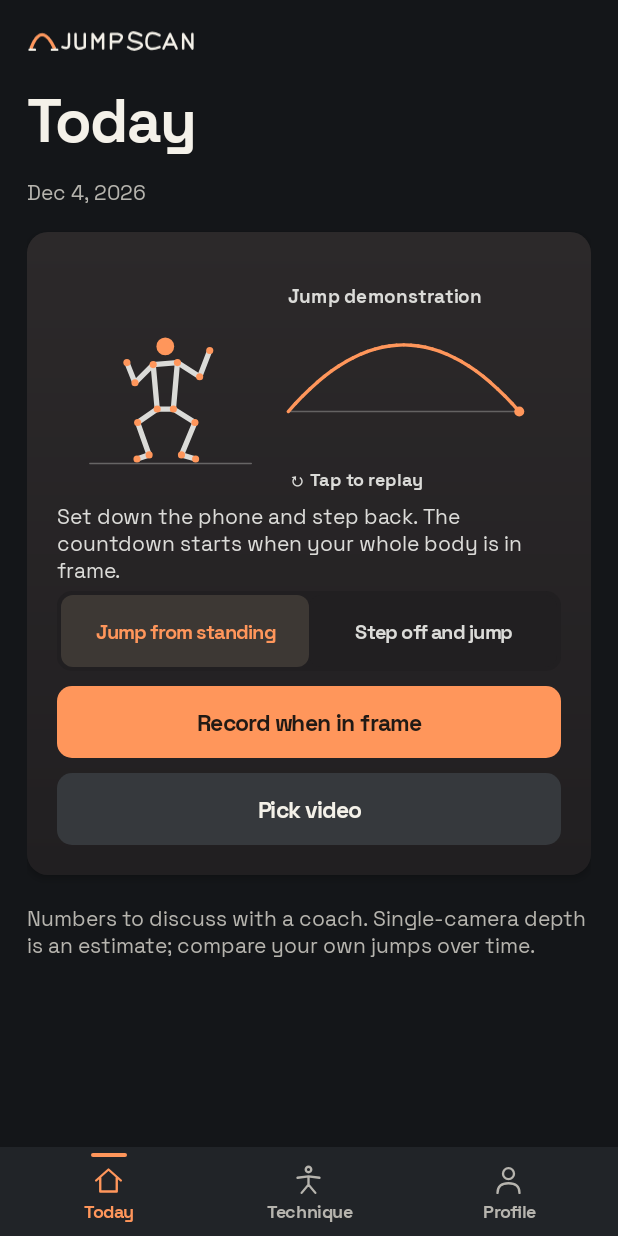
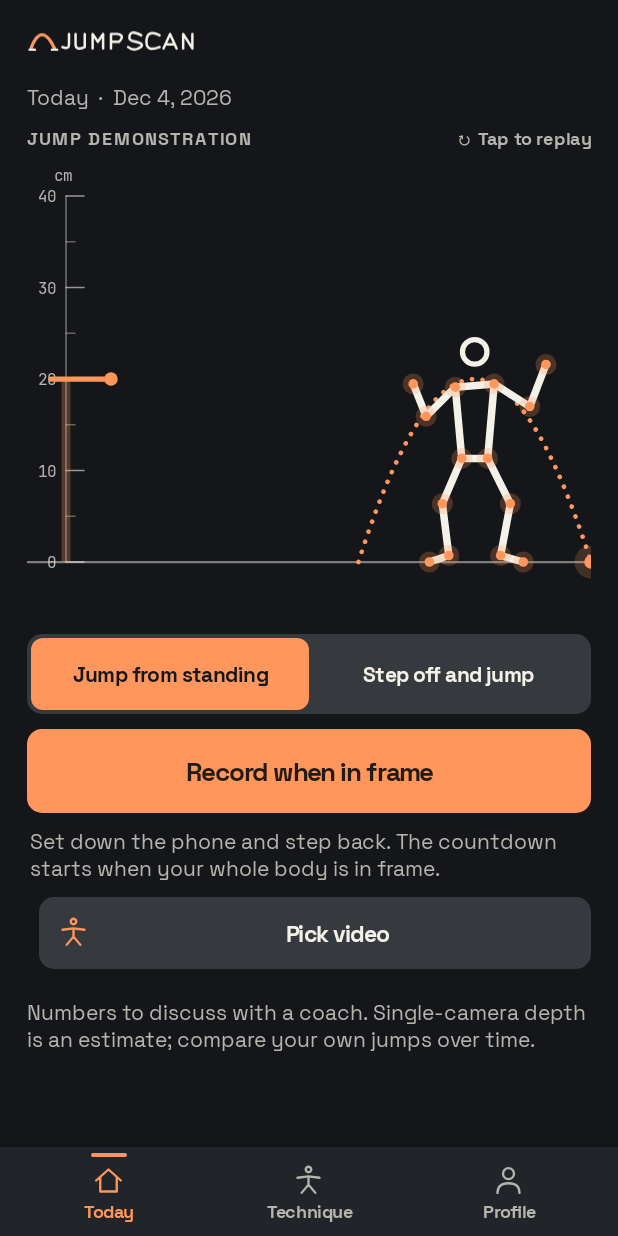
Before and after one commit to storm546/talos, an Android app: the screen it shows after launch (MainActivity), after a tap on "Jump from standing", on a phone screen of 412 x 824 dp. Run offline under Robolectric (Android 15) with nearby library versions, the phone set to English and light mode, and no system bars; 3 other taps on this screen came first.

Commit message:
Lead Today and the result with a full-width jump stage and read history on rulers
The last jump now replays on a stage drawn on the page ground: a height ruler with a
peak-hold marker and the number riding beside it, the keyframes lifted off a ground line
by the measured height on the ruler's scale, a height-over-time arc, the starting point
as a dashed line and earlier jumps as ticks. History opens with one ruler per jump on a
shared scale and lists larger rulers. Result metrics read as one instrument panel, the
take-off and landing frames snap into the analysis stage, and secondary destinations on
Today become a row of round keys.

```diff
--- a/app/src/main/kotlin/jumpscan/app/FlightStrip.kt
+++ b/app/src/main/kotlin/jumpscan/app/FlightStrip.kt
@@ -8,6 +8,7 @@ import android.view.View
 import android.view.animation.LinearInterpolator
 import org.json.JSONArray
 import org.json.JSONObject
+import kotlin.math.ceil
 import kotlin.math.roundToInt
 
 private val joints = intArrayOf(0, 11, 12, 13, 14, 15, 16, 23, 24, 25, 26, 27, 28, 31, 32)
@@ -52,81 +53,193 @@ internal class FlightStrip(val heightCm: Double, val durationMs: Long, val sampl
     }
 }
 
-internal class FlightView(context: Context, private val flight: FlightStrip?) : View(context) {
-    private val signal = context.getColor(R.color.signal)
-    private val chalk = context.getColor(R.color.on_hero)
-    private val pen = Paint(Paint.ANTI_ALIAS_FLAG).apply { strokeCap = Paint.Cap.ROUND }
+/**
+ * The jump stage: a height ruler on the left, the athlete's keyframes rising off a ground line by the
+ * measured height on the ruler's scale, and the flight drawn as a height-over-time arc. Without a
+ * measured jump it plays a demonstration figure and shows no number.
+ */
+internal class FlightView(context: Context, private val flight: FlightStrip?, private val previous: List<Double> = emptyList(),
+                          private val band: Double? = null, private val label: String? = null) : View(context) {
+    private val accent = context.getColor(R.color.accent)
+    private val ink = context.getColor(R.color.ink)
+    private val muted = context.getColor(R.color.muted)
+    private val pen = Paint(Paint.ANTI_ALIAS_FLAG).apply { strokeCap = Paint.Cap.ROUND; strokeJoin = Paint.Join.ROUND }
+    private val dots = android.graphics.DashPathEffect(floatArrayOf(.1f, 7f), 0f)
+    private val dashes = android.graphics.DashPathEffect(floatArrayOf(5f, 5f), 0f)
+    private val locale = resources.configuration.locales[0]
+    private val type = resources.configuration.fontScale.coerceIn(1f, 1.3f)
     private val unit = context.getString(R.string.ui_cm)
-    private val heading = context.getString(if (flight == null) R.string.flight_demo else R.string.flight_last)
+    private val heading = (label ?: context.getString(if (flight == null) R.string.flight_demo else R.string.flight_last)).uppercase(locale)
     private val caption = context.getString(R.string.flight_replay)
+    private val airtime = flight?.let { "${it.durationMs} ${context.getString(R.string.ui_ms)}" }
     private val digits = resources.getFont(R.font.jetbrainsmono_regular)
-    private val label = resources.getFont(R.font.spacegrotesk_bold)
-    private val values = Array(101) { String.format(resources.configuration.locales[0], "%.1f", (flight?.heightCm ?: 0.0) * it / 100) }
+    private val bold = resources.getFont(R.font.spacegrotesk_bold)
     private val demo = intArrayOf(50,17, 44,26, 56,25, 35,35, 67,32, 31,25, 72,19, 46,48, 54,48, 40,62, 61,62, 42,78, 58,78, 36,80, 65,80)
-    private val samples = flight?.samples ?: arrayOf(demo)
-    private val coords = samples.flatMap { it.asList().chunked(2) }.filter { it[0] != Int.MIN_VALUE }
-    private val minX = coords.minOfOrNull { it[0] } ?: 0
-    private val maxX = coords.maxOfOrNull { it[0] } ?: 1
-    private val minY = coords.minOfOrNull { it[1] } ?: 0
-    private val maxY = coords.maxOfOrNull { it[1] } ?: 1
+    private val heightCm = flight?.heightCm?.toFloat() ?: 20f
+    private val poses: List<FloatArray>
+    private val span: Float
+    private var reference: Float? = null
+    private val limit get() = ceil(maxOf(40f, heightCm * 1.5f, previous.maxOrNull()?.toFloat() ?: 0f, (reference ?: 0f) * 1.2f) / 10) * 10
     private var phase = 1f
     private var motion: ValueAnimator? = null
 
     init {
-        contentDescription = listOfNotNull(heading, flight?.let { values.last() + " " + unit }, caption).joinToString(". ")
+        // Each keyframe is stood on its own feet and centred on its hips, so only the measured height lifts it.
+        val raw = flight?.samples ?: arrayOf(demo)
+        poses = raw.map { pose ->
+            val valid = joints.indices.filter { pose[2 * it] != Int.MIN_VALUE }
+            val feet = valid.filter { it >= 11 }.maxOfOrNull { pose[2 * it + 1] } ?: valid.maxOf { pose[2 * it + 1] }
+            val hips = valid.filter { it == 7 || it == 8 }.map { pose[2 * it] }.ifEmpty { valid.map { pose[2 * it] } }.average().toFloat()
+            FloatArray(joints.size * 2) { coord ->
+                val joint = coord / 2
+                if (pose[2 * joint] == Int.MIN_VALUE) Float.NaN
+                else if (coord % 2 == 0) pose[coord] - hips else (feet - pose[coord]).toFloat()
+            }
+        }
+        span = poses.maxOf { pose -> (1 until pose.size step 2).maxOf { if (pose[it].isNaN()) 0f else pose[it] } }.coerceAtLeast(1f)
         isFocusable = true
         setOnClickListener { replay(true) }
+        describe()
     }
+
+    fun baseline(height: Double?) {
+        reference = height?.takeIf { it.isFinite() && it > 0 }?.toFloat(); describe(); invalidate()
+    }
+
+    private fun format(value: Float) = String.format(locale, "%.1f", value)
+    private fun describe() {
+        contentDescription = listOfNotNull(heading.lowercase(locale).replaceFirstChar { it.titlecase(locale) },
+            flight?.let { format(heightCm) + " " + unit }, band?.let { "± " + format(it.toFloat()) + " " + unit },
+            reference?.let { context.getString(R.string.flight_reference, format(it), unit) }, caption.trimStart('↻', ' ')).joinToString(". ")
+    }
+
     private fun replay(tactile: Boolean = false) {
         motion?.cancel()
         if (!ValueAnimator.areAnimatorsEnabled()) { phase = 1f; invalidate(); return }
         motion = ValueAnimator.ofFloat(0f, 1f).apply {
-            duration = ((flight?.durationMs ?: 550L) * 3).coerceIn(900, 2400)
+            duration = ((flight?.durationMs ?: 500L) * 4 / .7f).toLong().coerceIn(2000, 3600)
             interpolator = LinearInterpolator()
+            var landed = false
             addUpdateListener {
-                if (tactile && flight != null && phase < 1f && it.animatedFraction == 1f) performHapticFeedback(android.view.HapticFeedbackConstants.CLOCK_TICK)
-                phase = it.animatedFraction; invalidate()
+                phase = it.animatedFraction
+                if (tactile && !landed && phase >= .82f) { landed = true; performHapticFeedback(android.view.HapticFeedbackConstants.CLOCK_TICK) }
+                invalidate()
             }; start()
         }
     }
     override fun onAttachedToWindow() { super.onAttachedToWindow(); replay() }
     override fun onDetachedFromWindow() { motion?.cancel(); super.onDetachedFromWindow() }
+
     override fun onDraw(canvas: Canvas) {
-        val scale = minOf(width / 320f, height / 156f)
-        canvas.translate((width - 320 * scale) / 2, (height - 156 * scale) / 2); canvas.scale(scale, scale)
-        pen.color = chalk; pen.typeface = label; pen.textSize = 13f
-        canvas.drawText(heading, 146f, 28f, pen)
-        val airborne = 4 * phase * (1 - phase)
-        val pose = samples[(phase * (samples.size - 1)).roundToInt()]
-        val fit = minOf(110f / (maxX - minX).coerceAtLeast(1), (if (flight == null) 86f else 116f) / (maxY - minY).coerceAtLeast(1))
-        val bend = if (flight == null) 1-airborne else 0f
-        fun x(index: Int) = 65f + (pose[2 * index] - (minX + maxX) / 2f) * fit + when(index) { 9 -> -5*bend; 10 -> 5*bend; else -> 0f }
-        fun y(index: Int) = 133f - (maxY - pose[2 * index + 1]) * fit + (if (index <= 8) 10*bend else 0f) - (if (flight == null) 26*airborne else 0f)
-        pen.strokeWidth = 1f; pen.alpha = 90; canvas.drawLine(12f, 136f, 121f, 136f, pen)
-        pen.color = chalk; pen.strokeWidth = 3.6f
-        for (index in links.indices step 2) {
-            val start = links[index]; val end = links[index + 1]
-            if (pose[start*2] != Int.MIN_VALUE && pose[end*2] != Int.MIN_VALUE) canvas.drawLine(x(start), y(start), x(end), y(end), pen)
+        val density = resources.displayMetrics.density
+        canvas.scale(density, density)
+        val w = width / density; val h = height / density
+        val pad = 18f; val ground = h - 40f; val top = 56f; val spine = pad + 26f
+        val flightFraction = ((phase - .12f) / .7f).coerceIn(0f, 1f)
+        val lift = 4 * flightFraction * (1 - flightFraction)
+        val peak = if (flightFraction >= .5f) 1f else lift
+        val settled = ((phase - .82f) / .18f).coerceIn(0f, 1f)
+        val scale = limit
+        fun at(cm: Float) = ground - (ground - top) * cm.coerceIn(0f, scale) / scale
+        pen.pathEffect = null; pen.style = Paint.Style.FILL
+
+        // Header: what this is, and how to replay it.
+        pen.typeface = bold; pen.textSize = 12f * type; pen.letterSpacing = .08f; pen.color = muted
+        canvas.drawText(heading, pad, 22f, pen)
+        pen.letterSpacing = 0f; pen.textAlign = Paint.Align.RIGHT
+        canvas.drawText(caption, w - pad, 22f, pen); pen.textAlign = Paint.Align.LEFT
+
+        // Ruler: 5 cm ticks, labels every 10 cm, the unit above the spine.
+        pen.color = ink; pen.alpha = 110; pen.strokeWidth = 1f
+        canvas.drawLine(spine, top, spine, ground, pen)
+        pen.typeface = digits; pen.textSize = 10.5f * type; pen.textAlign = Paint.Align.RIGHT
+        for (mark in 0..scale.toInt() step 5) {
+            val y = at(mark.toFloat()); val major = mark % 10 == 0
+            pen.color = ink; pen.alpha = if (major) 150 else 90
+            canvas.drawLine(spine, y, spine + if (major) 12f else 6f, y, pen)
+            if (major) { pen.color = muted; canvas.drawText(mark.toString(), spine - 7f, y + 4f, pen) }
         }
-        pen.color = signal
-        for (index in joints.indices) if (pose[index*2] != Int.MIN_VALUE) canvas.drawCircle(x(index), y(index), if (index == 0) 6f else 2.4f, pen)
+        pen.color = muted; canvas.drawText(unit, spine + 4f, top - 10f, pen); pen.textAlign = Paint.Align.LEFT
+
+        // Ground line across the stage.
+        pen.color = ink; pen.alpha = 120; pen.strokeWidth = 1.5f
+        canvas.drawLine(pad, ground, w - pad, ground, pen)
+
+        // Earlier jumps as faint ticks, the starting point as a dashed line across the whole stage.
+        pen.color = muted; pen.alpha = 120; pen.strokeWidth = 2f
+        for (cm in previous) canvas.drawLine(spine + 3f, at(cm.toFloat()), spine + 20f, at(cm.toFloat()), pen)
+        reference?.let { cm ->
+            val y = at(cm); pen.color = ink; pen.alpha = 150; pen.strokeWidth = 1f; pen.pathEffect = dashes
+            canvas.drawLine(spine, y, w - pad, y, pen); pen.pathEffect = null
+            pen.color = muted; pen.typeface = digits; pen.textSize = 11.5f * type
+            canvas.drawLine(pad, ground + 18f, pad + 14f, ground + 18f, pen.apply { pathEffect = dashes; strokeWidth = 1.5f }); pen.pathEffect = null
+            canvas.drawText(context.getString(R.string.flight_reference, format(cm), unit), pad + 20f, ground + 22f, pen)
+        }
+
+        // The athlete: keyframes on the stage, feet lifted on the ruler's scale.
+        val left = w * .58f; val right = w - pad; val centre = (left + right) / 2
+        val rise = ground - at(heightCm)
+        val figure = minOf(h * .42f, ground - top - rise + 14f).coerceAtLeast(80f)
+        val fit = figure / span
+        val index = when { phase < .12f -> 0; else -> (flightFraction * (poses.size - 1)).roundToInt() }
+        val crouch = if (flight == null) (if (phase < .12f) phase / .12f else if (phase > .82f) 1 - settled else 0f) else 0f
+        fun drawFigure(pose: FloatArray, feet: Float, bend: Float) {
+            fun x(j: Int) = centre + pose[2 * j] * fit + when (j) { 9 -> -6f * bend; 10 -> 6f * bend; else -> 0f }
+            fun y(j: Int) = feet - pose[2 * j + 1] * fit + if (j <= 8) 16f * bend else if (j <= 10) 8f * bend else 0f
+            fun ok(j: Int) = !pose[2 * j].isNaN()
+            pen.color = ink; pen.strokeWidth = 5f
+            for (i in links.indices step 2) if (ok(links[i]) && ok(links[i + 1])) canvas.drawLine(x(links[i]), y(links[i]), x(links[i + 1]), y(links[i + 1]), pen)
+            if (ok(0)) { pen.style = Paint.Style.STROKE; pen.strokeWidth = 3.5f
+                canvas.drawCircle(x(0), y(0) - figure * .03f, figure * .06f, pen); pen.style = Paint.Style.FILL }
+            for (j in 1 until joints.size) if (ok(j)) {
+                pen.color = accent; pen.alpha = 60; canvas.drawCircle(x(j), y(j), 7f, pen)
+                pen.alpha = 255; canvas.drawCircle(x(j), y(j), 3.2f, pen)
+            }
+        }
+        // The flight arc: height over time, ghosted ahead, drawn in as it happens.
+        fun arc(fraction: Float) = (left + (right - left) * fraction) to (ground - rise * 4 * fraction * (1 - fraction))
+        pen.pathEffect = dots; pen.strokeWidth = 3f; pen.style = Paint.Style.STROKE
+        val path = android.graphics.Path(); val done = android.graphics.Path()
+        for (step in 0..48) { val (x, y) = arc(step / 48f); if (step == 0) path.moveTo(x, y) else path.lineTo(x, y)
+            if (step / 48f <= flightFraction) { if (step == 0) done.moveTo(x, y) else done.lineTo(x, y) } }
+        pen.color = muted; pen.alpha = 70; canvas.drawPath(path, pen)
+        pen.color = accent; pen.alpha = 255; canvas.drawPath(done, pen)
+        pen.pathEffect = null; pen.style = Paint.Style.FILL
+        if (phase >= .12f) { val (x, y) = arc(flightFraction); pen.alpha = 50; canvas.drawCircle(x, y, 11f, pen); pen.alpha = 255; canvas.drawCircle(x, y, 4.5f, pen) }
+        drawFigure(poses[index], ground - rise * lift, crouch)
+
+        // The measurement: a peak-hold marker rising up the ruler with the number riding beside it.
+        val marker = at(heightCm * peak)
+        pen.color = accent; pen.alpha = 70; canvas.drawRect(spine - 3f, marker, spine + 3f, ground, pen)
+        if (band != null && settled > 0) { pen.alpha = (45 * settled).toInt()
+            canvas.drawRect(spine - 5f, at(heightCm + band.toFloat()), spine + 22f, at(heightCm - band.toFloat()), pen) }
+        pen.alpha = 255; pen.style = Paint.Style.STROKE; pen.strokeWidth = 3.5f
+        canvas.drawLine(spine - 10f, marker, spine + 30f, marker, pen); pen.style = Paint.Style.FILL
+        canvas.drawCircle(spine + 30f, marker, 4.5f, pen)
         if (flight != null) {
-            val value = values[if (phase >= .5f) 100 else (100 * airborne).roundToInt()]
-            pen.typeface = digits; pen.textScaleX = .82f; pen.textSize = 43f
-            canvas.drawText(value, 146f, 76f, pen); val next = 151 + pen.measureText(value)
-            pen.textScaleX = 1f; pen.textSize = 15f; canvas.drawText(unit, next, 75f, pen)
+            pen.typeface = digits; pen.textScaleX = .82f; pen.textSize = 60f * type
+            val tenths = (heightCm * 10).roundToInt() * peak
+            val shown = format(kotlin.math.floor(tenths) / 10)
+            val room = left - spine - 50f; while (pen.measureText(shown) > room && pen.textSize > 34f) pen.textSize -= 2f
+            val size = pen.textSize
+            val base = (marker + size * .34f).coerceIn(top + size * .7f, ground - 22f)
+            val x = spine + 42f; val stem = shown.dropLast(1)
+            pen.color = ink; canvas.drawText(stem, x, base, pen)
+            val digitX = x + pen.measureText(stem); val roll = tenths - kotlin.math.floor(tenths)
+            canvas.save(); canvas.clipRect(digitX, base - size * .8f, digitX + pen.measureText("0"), base + size * .2f)
+            val digit = shown.last().digitToIntOrNull() ?: 0
+            canvas.drawText(shown.last().toString(), digitX, base - roll * size, pen)
+            if (roll > 0) canvas.drawText(((digit + 1) % 10).toString(), digitX, base + (1 - roll) * size, pen)
+            canvas.restore()
+            val after = digitX + pen.measureText("0") + 5f
+            pen.textScaleX = 1f; pen.textSize = 17f * type; pen.color = muted; canvas.drawText(unit, after, base, pen)
+            if (band != null && settled > 0) { pen.textSize = 13f * type; pen.alpha = (255 * settled).toInt()
+                canvas.drawText("± " + format(band.toFloat()) + " " + unit, x + 2f, base + 20f * type, pen) }
         }
-        val rise = if (flight == null) 45f else (20f + flight.heightCm.toFloat() * .6f).coerceIn(20f, 42f)
-        val ground = if (flight == null) 101f else 127f
-        pen.strokeWidth = 1f; pen.color = chalk; pen.alpha = 85; canvas.drawLine(146f, ground, 302f, ground, pen)
-        pen.color = signal; pen.strokeWidth = 2.3f
-        var prevX = 146f; var prevY = ground
-        for (index in 1..32) {
-            val fraction = minOf(phase, index/32f); val nextX = 146 + 156 * fraction; val nextY = ground - rise * 4 * fraction * (1 - fraction)
-            canvas.drawLine(prevX, prevY, nextX, nextY, pen); prevX = nextX; prevY = nextY
-            if (fraction >= phase) break
-        }
-        canvas.drawCircle(prevX, prevY, 3.4f, pen); pen.color = chalk; pen.textSize = 12f; pen.typeface = label
-        canvas.drawText(caption, 146f, 151f, pen)
+
+        // Under the ground: airtime as an instrument readout.
+        airtime?.let { pen.color = muted; pen.alpha = 255; pen.typeface = digits; pen.textSize = 11.5f * type; pen.textAlign = Paint.Align.RIGHT
+            canvas.drawText(it, right, ground + 22f, pen); pen.textAlign = Paint.Align.LEFT }
+        pen.textScaleX = 1f
     }
 }
```
Also changed, not shown: app/src/main/kotlin/jumpscan/app/HeightRule.kt (+28 -15 lines), app/src/main/kotlin/jumpscan/app/MainActivity.kt (+84 -59 lines), app/src/main/kotlin/jumpscan/app/Plots.kt (+57 -24 lines), app/src/main/kotlin/jumpscan/app/UiCards.kt (+71 -2 lines).
